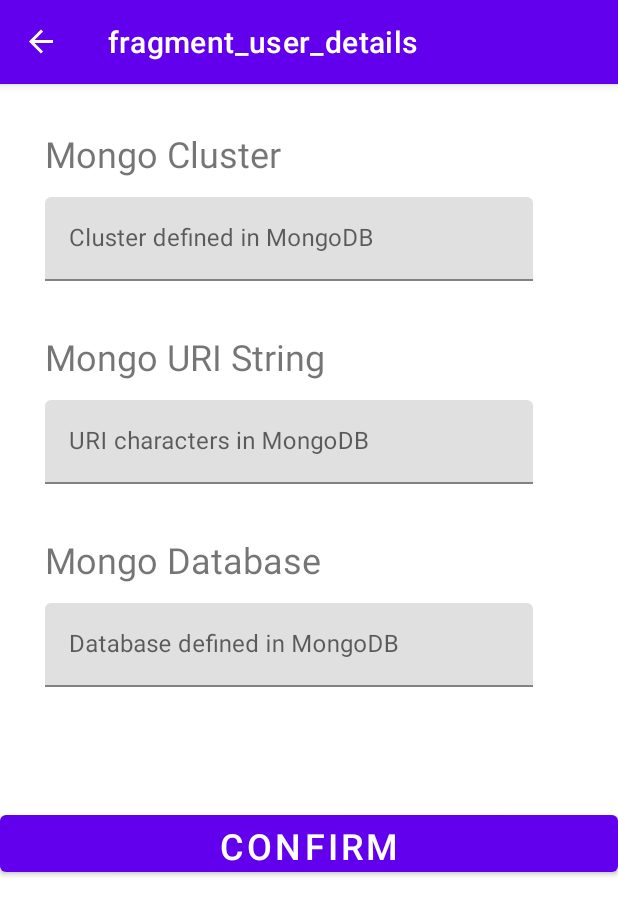
After one commit to EricS0110/show-me-what-i-got, an Android app: the UserDetails screen opened through its navigation route, on a phone screen of 412 x 824 dp. The commit adds this screen. Shown: the top 915 px of the screen. Run offline under Robolectric (Android 15) with nearby library versions, the light colour scheme and no system bars; our stand-ins replace navigation-ui.

Commit message:
Adding user details UI element

```diff
--- /dev/null
+++ b/app/src/main/java/com/builditmyself/collectionsview/UserDetails.kt
@@ -0,0 +1,39 @@
+package com.builditmyself.collectionsview
+
+import android.os.Bundle
+import androidx.fragment.app.Fragment
+import android.view.LayoutInflater
+import android.view.View
+import android.view.ViewGroup
+import androidx.fragment.app.activityViewModels
+import com.builditmyself.collectionsview.databinding.FragmentUserDetailsBinding
+import com.builditmyself.collectionsview.model.ConnectionViewModel
+import com.builditmyself.collectionsview.model.MongoDataViewModel
+
+
+class UserDetails : Fragment() {
+    private var _binding: FragmentUserDetailsBinding? = null
+    private val binding get() = _binding!!
+    private val mongoViewModel: MongoDataViewModel by activityViewModels()
+    private val connectionViewModel: ConnectionViewModel by activityViewModels()
+
+
+    override fun onCreate(savedInstanceState: Bundle?) {
+        super.onCreate(savedInstanceState)
+        setHasOptionsMenu(true)
+    }
+
+    override fun onCreateView(
+        inflater: LayoutInflater, container: ViewGroup?,
+        savedInstanceState: Bundle?
+    ): View? {
+        _binding = FragmentUserDetailsBinding.inflate(inflater, container, false)
+        val view = binding.root
+        return view
+    }
+
+    override fun onDestroyView() {
+        super.onDestroyView()
+        _binding = null
+    }
+}
--- /dev/null
+++ b/app/src/main/res/layout/fragment_user_details.xml
@@ -0,0 +1,114 @@
+<?xml version="1.0" encoding="utf-8"?>
+<FrameLayout xmlns:android="http://schemas.android.com/apk/res/android"
+    xmlns:tools="http://schemas.android.com/tools"
+    xmlns:app="http://schemas.android.com/apk/res-auto"
+    android:layout_width="match_parent"
+    android:layout_height="match_parent"
+    tools:context=".UserDetails">
+
+    <androidx.constraintlayout.widget.ConstraintLayout
+        android:layout_width="match_parent"
+        android:layout_height="match_parent">
+
+        <TextView
+            android:id="@+id/mongo_cluster_label"
+            android:layout_width="@dimen/text_label_width"
+            android:layout_height="@dimen/text_label_height"
+            android:text="@string/mongo_cluster"
+            android:textSize="@dimen/text_label_size"
+            app:layout_constraintStart_toStartOf="parent"
+            app:layout_constraintTop_toTopOf="parent"
+            android:layout_marginTop="@dimen/details_padding_top"
+            android:layout_marginStart="@dimen/fragment_start_padding"/>
+
+        <com.google.android.material.textfield.TextInputLayout
+            android:id="@+id/mongo_cluster_text"
+            android:layout_width="@dimen/text_entry_width"
+            android:layout_height="@dimen/text_entry_height"
+            app:layout_constraintTop_toBottomOf="@id/mongo_cluster_label"
+            app:layout_constraintStart_toStartOf="parent"
+            android:layout_marginStart="@dimen/fragment_start_padding"
+            android:layout_marginTop="@dimen/fragment_labelToEntry_padding">
+
+            <com.google.android.material.textfield.TextInputEditText
+                android:layout_width="match_parent"
+                android:layout_height="wrap_content"
+                android:hint="@string/mongo_cluster_hint"
+                android:textSize="@dimen/text_entry_text_size"
+                android:minLines="1"
+                android:maxLines="1"
+                android:inputType="text"/>
+        </com.google.android.material.textfield.TextInputLayout>
+
+        <TextView
+            android:id="@+id/mongo_uri_label"
+            android:layout_width="@dimen/text_label_width"
+            android:layout_height="@dimen/text_label_height"
+            android:text="@string/mongo_uri_string"
+            android:textSize="@dimen/text_label_size"
+            app:layout_constraintStart_toStartOf="parent"
+            app:layout_constraintTop_toBottomOf="@id/mongo_cluster_text"
+            android:layout_marginTop="@dimen/fragment_entryToLabel_padding"
+            android:layout_marginStart="@dimen/fragment_start_padding"/>
+
+        <com.google.android.material.textfield.TextInputLayout
+            android:id="@+id/mongo_uri_text"
+            android:layout_width="@dimen/text_entry_width"
+            android:layout_height="@dimen/text_entry_height"
+            app:layout_constraintStart_toStartOf="parent"
+            app:layout_constraintTop_toBottomOf="@id/mongo_uri_label"
+            android:layout_marginStart="@dimen/fragment_start_padding"
+            android:layout_marginTop="@dimen/fragment_labelToEntry_padding">
+
+            <com.google.android.material.textfield.TextInputEditText
+                android:layout_width="match_parent"
+                android:layout_height="wrap_content"
+                android:hint="@string/mongo_uri_hint"
+                android:textSize="@dimen/text_entry_text_size"
+                android:minLines="1"
+                android:maxLines="1"
+                android:inputType="text"/>
+        </com.google.android.material.textfield.TextInputLayout>
+
+        <TextView
+            android:id="@+id/mongo_database_label"
+            android:layout_width="@dimen/text_label_width"
+            android:layout_height="@dimen/text_label_height"
+            android:text="@string/mongo_database"
+            android:textSize="@dimen/text_label_size"
+            app:layout_constraintTop_toBottomOf="@id/mongo_uri_text"
+            app:layout_constraintStart_toStartOf="parent"
+            android:layout_marginTop="@dimen/fragment_entryToLabel_padding"
+            android:layout_marginStart="@dimen/fragment_start_padding"/>
+
+        <com.google.android.material.textfield.TextInputLayout
+            android:id="@+id/mongo_database_text"
+            android:layout_width="@dimen/text_entry_width"
+            android:layout_height="@dimen/text_entry_height"
+            app:layout_constraintStart_toStartOf="parent"
+            app:layout_constraintTop_toBottomOf="@id/mongo_database_label"
+            android:layout_marginStart="@dimen/fragment_start_padding"
+            android:layout_marginTop="@dimen/fragment_labelToEntry_padding">
+
+            <com.google.android.material.textfield.TextInputEditText
+                android:layout_width="match_parent"
+                android:layout_height="wrap_content"
+                android:hint="@string/mongo_database_hint"
+                android:textSize="@dimen/text_entry_text_size"
+                android:minLines="1"
+                android:maxLines="1"
+                android:inputType="text"/>
+        </com.google.android.material.textfield.TextInputLayout>
+
+        <Button
+            android:id="@+id/confirm_user_details_button"
+            android:layout_width="match_parent"
+            android:layout_height="@dimen/details_button_height"
+            android:text="@string/confirm_user_details_button"
+            android:textSize="@dimen/details_button_text_size"
+            app:layout_constraintStart_toStartOf="parent"
+            app:layout_constraintTop_toBottomOf="@id/mongo_database_text"
+            android:layout_marginTop="@dimen/details_button_top_padding"/>
+    </androidx.constraintlayout.widget.ConstraintLayout>
+
+</FrameLayout>
--- a/app/src/main/res/navigation/nav_graph.xml
+++ b/app/src/main/res/navigation/nav_graph.xml
@@ -8,5 +8,14 @@
         android:id="@+id/userLogin"
         android:name="com.builditmyself.collectionsview.UserLoginFragment"
         android:label="Login"
-        tools:layout="@layout/fragment_user_login" />
+        tools:layout="@layout/fragment_user_login" >
+        <action
+            android:id="@+id/action_userLogin_to_userDetails"
+            app:destination="@id/userDetails" />
+    </fragment>
+    <fragment
+        android:id="@+id/userDetails"
+        android:name="com.builditmyself.collectionsview.UserDetails"
+        android:label="fragment_user_details"
+        tools:layout="@layout/fragment_user_details" />
 </navigation>
--- a/app/src/main/res/values/dimens.xml
+++ b/app/src/main/res/values/dimens.xml
@@ -22,4 +22,10 @@
     <dimen name="login_button_top_padding">100dp</dimen>
     <dimen name="login_button_text_size">24sp</dimen>
 
+    <!-- Details Screen dimensions -->
+    <dimen name="details_padding_top">30dp</dimen>
+    <dimen name="details_button_top_padding">75dp</dimen>
+    <dimen name="details_button_height">50dp</dimen>
+    <dimen name="details_button_text_size">24sp</dimen>
+
 </resources>
--- a/app/src/main/res/values/strings.xml
+++ b/app/src/main/res/values/strings.xml
@@ -5,4 +5,11 @@
     <string name="mongodb_password">MongoDB Password</string>
     <string name="password_hint">As defined in MongoDB</string>
     <string name="login_button_text">Login</string>
+    <string name="mongo_cluster">Mongo Cluster</string>
+    <string name="mongo_cluster_hint">Cluster defined in MongoDB</string>
+    <string name="mongo_uri_string">Mongo URI String</string>
+    <string name="mongo_uri_hint">URI characters in MongoDB</string>
+    <string name="mongo_database">Mongo Database</string>
+    <string name="mongo_database_hint">Database defined in MongoDB</string>
+    <string name="confirm_user_details_button">Confirm</string>
 </resources>
```
